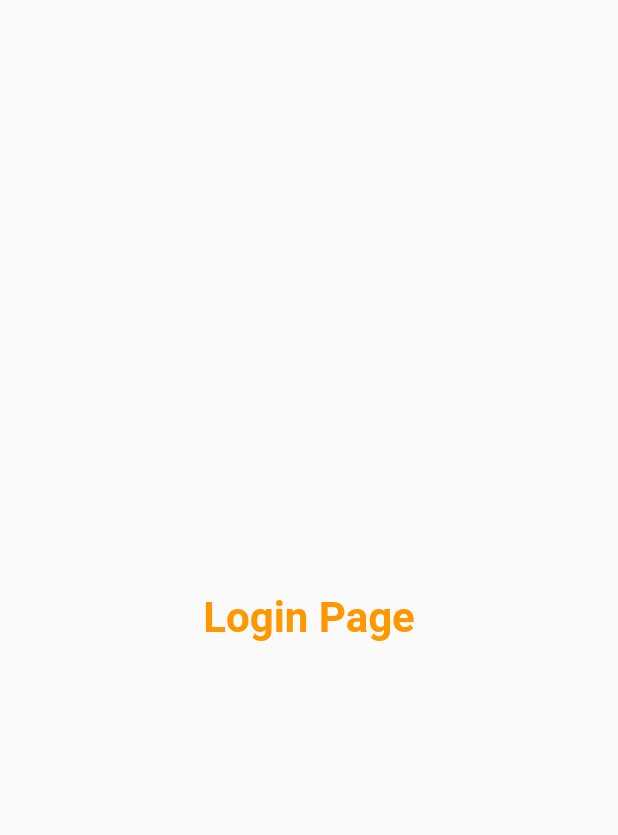
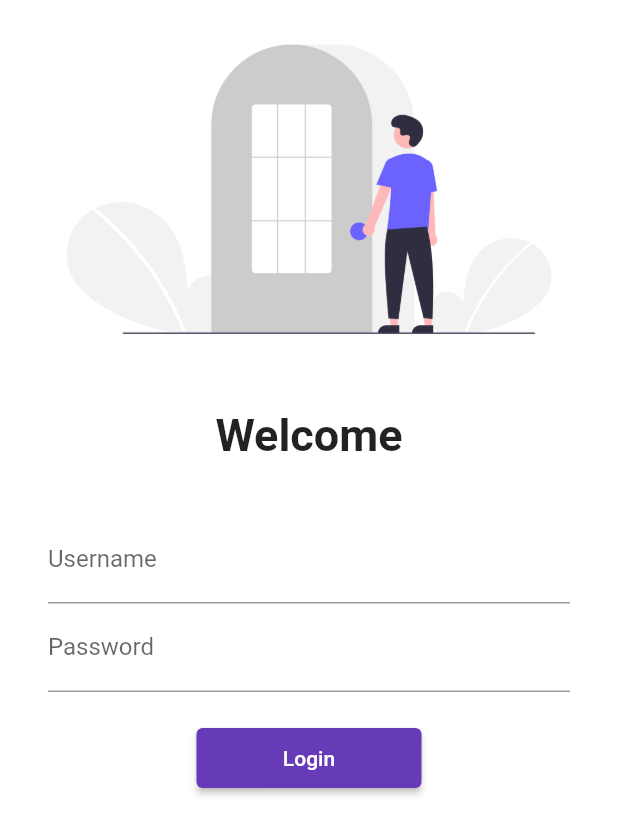
Before and after one commit to xmartgithub/30DaysOfFlutter, a Flutter app: the screen it shows after launch, on a phone screen of 412 x 824 dp. Shown: the top 835 px of the screen. Run offline on Flutter 3.47's test engine with Material 2 defaults, Android fonts, the phone set to English and light mode, and no system bars.

Commit message:
Day 5 completed

```diff
--- a/lib/main.dart
+++ b/lib/main.dart
@@ -1,6 +1,7 @@
 import 'package:flutter/material.dart';
 import 'package:thirty_day_of_flutter/pages/MyHomePage.dart';
 import 'package:thirty_day_of_flutter/pages/login_page.dart';
+import 'package:thirty_day_of_flutter/utils/routes.dart';
 
 void main() {
   runApp(MyApp());
@@ -18,8 +19,8 @@ class MyApp extends StatelessWidget {
       initialRoute: "/",
       routes: {
         "/": (context) => LoginPage(),
-        "/home": (context) => HomePage(),
-        "/login": (context) => LoginPage(),
+        MyRoutes.homeRoute: (context) => HomePage(),
+        MyRoutes.loginRoute: (context) => LoginPage(),
       },
     );
   }
--- a/lib/pages/login_page.dart
+++ b/lib/pages/login_page.dart
@@ -1,20 +1,66 @@
 import 'package:flutter/material.dart';
+import 'package:thirty_day_of_flutter/utils/routes.dart';
 
 class LoginPage extends StatelessWidget {
   @override
   Widget build(BuildContext context) {
     return Material(
-      child: Center(
-        child: Text(
-          "Login Page",
-          style: TextStyle(
-            // fontSize: 30.0,
-            fontWeight: FontWeight.bold,
-            color: Colors.orange,
+        color: Colors.white,
+        child: SafeArea(
+          child: Column(
+            children: [
+              Image.asset(
+                "assets/images/login_img.png",
+                fit: BoxFit.cover,
+              ),
+              SizedBox(
+                height: 20.0,
+              ),
+              Text(
+                "Welcome",
+                style: TextStyle(
+                  fontSize: 30.0,
+                  fontWeight: FontWeight.bold,
+                ),
+              ),
+              SizedBox(
+                height: 20.0,
+              ),
+              Padding(
+                padding:
+                const EdgeInsets.symmetric(vertical: 16.0, horizontal: 32.0),
+                child: Column(
+                  children: [
+                    TextFormField(
+                      decoration: InputDecoration(
+                        hintText: "Enter username",
+                        labelText: "Username",
+                      ),
+                    ),
+                    TextFormField(
+                      obscureText: true,
+                      decoration: InputDecoration(
+                        hintText: "Enter password",
+                        labelText: "Password",
+                      ),
+                    ),
+                    SizedBox(
+                      height: 20.0,
+                    ),
+                    ElevatedButton(
+                      child: Text("Login"),
+                      style: TextButton.styleFrom(
+                        minimumSize: Size(150,40)
+                      ),
+                      onPressed: () {
+                        Navigator.pushNamed(context, MyRoutes.homeRoute);
+                      },
+                    )
+                  ],
+                ),
+              )
+            ],
           ),
-          textScaleFactor: 2.0,
-        ),
-      ),
-    );
+        ));
   }
 }
--- /dev/null
+++ b/lib/utils/routes.dart
@@ -0,0 +1,4 @@
+class MyRoutes{
+  static String loginRoute = "/login";
+  static String homeRoute = "/home";
+}
--- a/pubspec.yaml
+++ b/pubspec.yaml
@@ -44,7 +44,7 @@ flutter:
 
   # To add assets to your application, add an assets section, like this:
   assets:
-    - assets/images
+    - assets/images/
   #   - images/a_dot_ham.jpeg
 
   # An image asset can refer to one or more resolution-specific "variants", see
```
Also changed, not shown: pubspec.lock.
